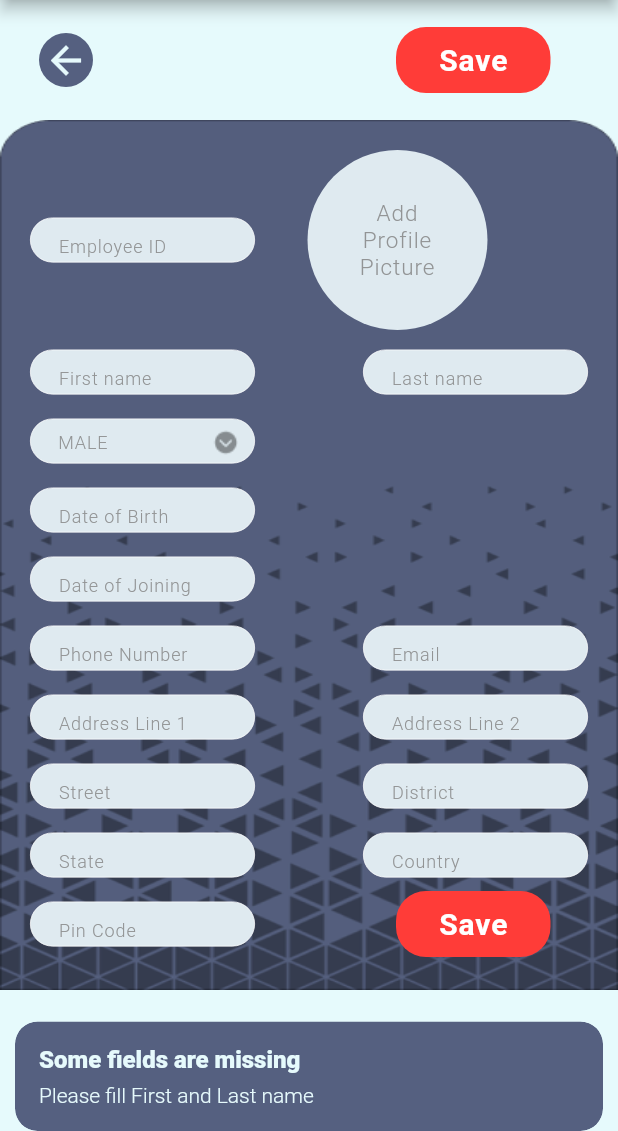
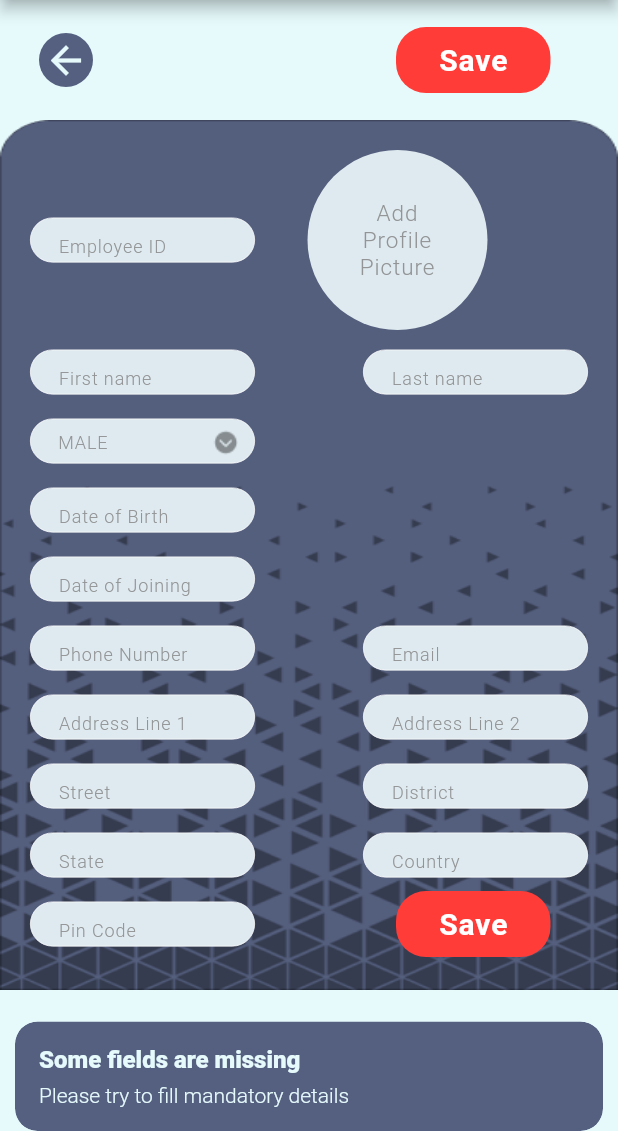
Before and after one commit to rasinchungath/employee-management-system, a Flutter app: the AddEmployeeDetailsScreen screen opened directly, after a tap on "Save", on a phone screen of 412 x 824 dp, the part 105-1236 px from its top. Run offline on Flutter 3.47's test engine with Material 2 defaults, Android fonts, the phone set to English and light mode, and no system bars; our stand-ins replace get; network calls fail.

Commit message:
work completed

```diff
--- a/lib/controller/controller.dart
+++ b/lib/controller/controller.dart
@@ -4,6 +4,7 @@ import '../models/employee_model.dart';
 
 class Controller extends GetxController {
   List<Employee> employeeList = [];
+  Employee? employee;
 
   @override
   void onInit() {
@@ -14,6 +15,10 @@ class Controller extends GetxController {
   Future<void> getEmployeeList() async {
     employeeList = await HelperServices().getEmployeeDetails();
     update();
+  }
+
+  Future<Employee> getEmployeedetail(int id) async {
+    return await HelperServices().getEmployeeDetail(id);
   }
 
   Future<void> deleteEmployee(int? id) async {
--- a/lib/main.dart
+++ b/lib/main.dart
@@ -19,7 +19,7 @@ class MyApp extends StatelessWidget {
         scaffoldBackgroundColor: kBGcolor,
         primarySwatch: Colors.blueGrey,
       ),
-      home: const HomeScreen(),
+      home:  HomeScreen(),
     );
   }
 }
--- a/lib/models/employee_model.dart
+++ b/lib/models/employee_model.dart
@@ -5,6 +5,10 @@ List<Employee> employeeFromJson(String str) =>
 
 String employeeToJson(List<Employee> data) =>
     json.encode(List<dynamic>.from(data.map((x) => x.toJson())));
+
+  Employee employeeDetailFromJson(String str) => Employee.fromJson(json.decode(str));
+
+
 
 class Employee {
   Employee({
--- a/lib/screens/add_employee_details_screen.dart
+++ b/lib/screens/add_employee_details_screen.dart
@@ -86,8 +86,8 @@ class _AddEmployeeDetailsScreenState extends State<AddEmployeeDetailsScreen> {
                       ),
                     ),
                     CustomButton(
-                      onPressed: () async{
-                         await addEmployee();
+                      onPressed: () async {
+                        await addEmployee();
                       },
                     ),
                   ],
@@ -286,7 +286,9 @@ class _AddEmployeeDetailsScreenState extends State<AddEmployeeDetailsScreen> {
 
   addEmployee() async {
     if (firstNameController.text.isNotEmpty &&
-        lastNameController.text.isNotEmpty) {
+        lastNameController.text.isNotEmpty &&
+        emailController.text.isNotEmpty &&
+        phoneController.text.isNotEmpty) {
       bool email =
           isEmailRegistered(emailController.text, controller.employeeList);
       bool phone =
@@ -310,11 +312,11 @@ class _AddEmployeeDetailsScreenState extends State<AddEmployeeDetailsScreen> {
         );
         await controller.addEmployee(employee: employee);
 
-        Get.offAll(const HomeScreen());
+        Get.offAll(HomeScreen());
       } else {
         Get.snackbar(
           'Email or phone is already Registered',
-          'please fill another email or phone',
+          'please fill with another email or phone',
           snackPosition: SnackPosition.BOTTOM,
           backgroundColor: const Color(0XFF556080),
           colorText: const Color(0XFFE6FAFC),
@@ -323,7 +325,7 @@ class _AddEmployeeDetailsScreenState extends State<AddEmployeeDetailsScreen> {
     } else {
       Get.snackbar(
         'Some fields are missing',
-        'Please fill First and Last name',
+        'Please try to fill mandatory details',
         snackPosition: SnackPosition.BOTTOM,
         backgroundColor: const Color(0XFF556080),
         colorText: const Color(0XFFE6FAFC),
--- a/lib/screens/edit_employee_details_screen.dart
+++ b/lib/screens/edit_employee_details_screen.dart
@@ -293,7 +293,9 @@ class _EditEmployeeDetailsScreenState extends State<EditEmployeeDetailsScreen> {
 
   updateEmployee() async {
     if (firstNameController.text.isNotEmpty &&
-        lastNameController.text.isNotEmpty) {
+        lastNameController.text.isNotEmpty &&
+        emailController.text.isNotEmpty &&
+        phoneController.text.isNotEmpty) {
       var employee = Employee(
         empFirstName: firstNameController.text,
         empLastName: lastNameController.text,
@@ -312,11 +314,11 @@ class _EditEmployeeDetailsScreenState extends State<EditEmployeeDetailsScreen> {
       );
       await controller.editEmployee(id: widget.employee.id, employee: employee);
 
-      Get.offAll(const HomeScreen());
+      Get.offAll( HomeScreen());
     } else {
       Get.snackbar(
         'Some fields are missing',
-        'Please fill First and Last name',
+        'Please try to fill mandatory details',
         snackPosition: SnackPosition.BOTTOM,
         backgroundColor: const Color(0XFF556080),
         colorText: const Color(0XFFE6FAFC),
```
Also changed, not shown: lib/screens/home_screen.dart (+37 -3 lines), lib/services/helper_services.dart (+18 -0 lines).
